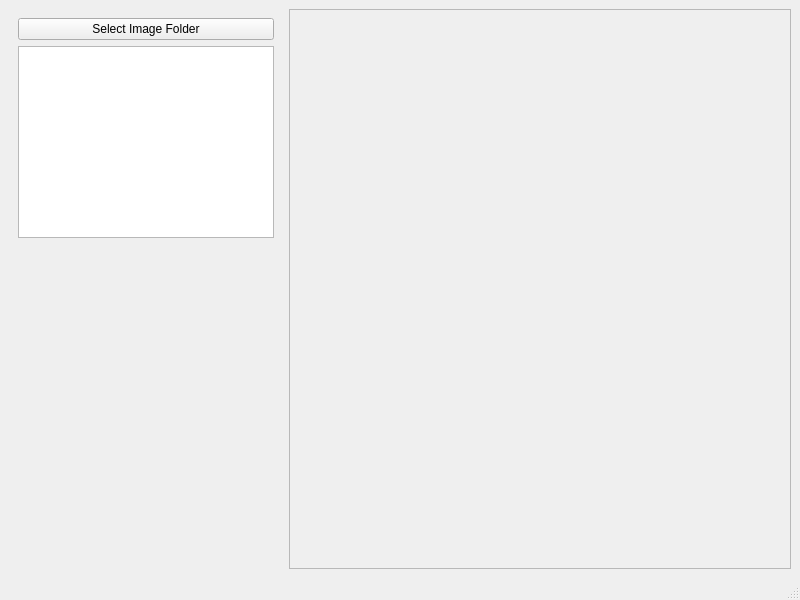
Old version of the form desktop/ui/mainwindow.ui in the repository ws2356/image-search.
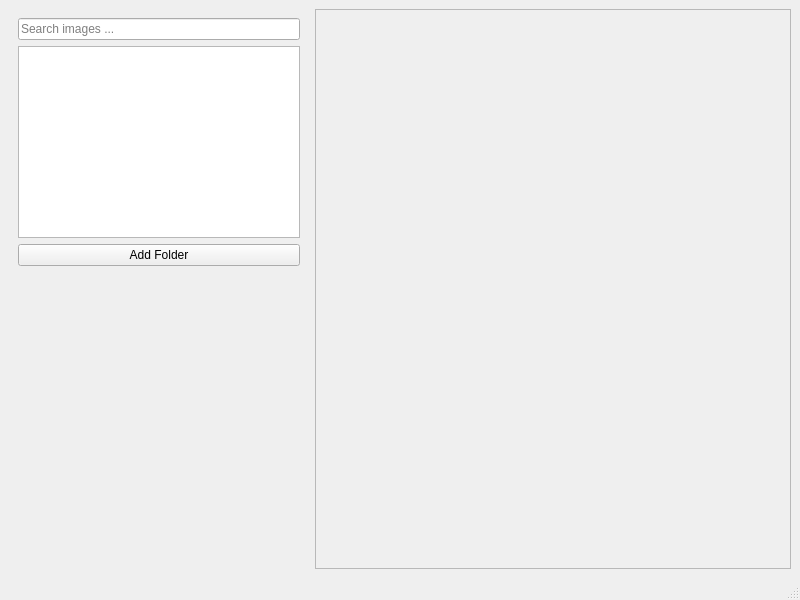
New version of the form.

Commit message: add a search input

```diff
--- a/desktop/ui/mainwindow.ui
+++ b/desktop/ui/mainwindow.ui
@@ -26,7 +26,7 @@
       <property name="sizePolicy">
        <sizepolicy hsizetype="Preferred" vsizetype="Expanding">
         <horstretch>0</horstretch>
-        <verstretch>1</verstretch>
+        <verstretch>0</verstretch>
        </sizepolicy>
       </property>
       <property name="minimumSize">
@@ -37,7 +37,7 @@
       </property>
       <property name="maximumSize">
        <size>
-        <width>16777215</width>
+        <width>300</width>
         <height>16777215</height>
        </size>
       </property>
@@ -48,6 +48,23 @@
        </size>
       </property>
       <layout class="QVBoxLayout" name="verticalLayout">
+       <item>
+        <widget class="QLineEdit" name="lineEdit">
+         <property name="placeholderText">
+          <string>Search images ...</string>
+         </property>
+        </widget>
+       </item>
+       <item>
+        <widget class="QListWidget" name="folderList">
+         <property name="sizePolicy">
+          <sizepolicy hsizetype="Expanding" vsizetype="Expanding">
+           <horstretch>0</horstretch>
+           <verstretch>0</verstretch>
+          </sizepolicy>
+         </property>
+        </widget>
+       </item>
        <item>
         <widget class="QPushButton" name="addFolderButton">
          <property name="sizePolicy">
@@ -57,17 +74,7 @@
           </sizepolicy>
          </property>
          <property name="text">
-          <string>Select Image Folder</string>
-         </property>
-        </widget>
-       </item>
-       <item>
-        <widget class="QListWidget" name="folderList">
-         <property name="sizePolicy">
-          <sizepolicy hsizetype="Maximum" vsizetype="Expanding">
-           <horstretch>0</horstretch>
-           <verstretch>0</verstretch>
-          </sizepolicy>
+          <string>Add Folder</string>
          </property>
         </widget>
        </item>
@@ -84,7 +91,7 @@
         <rect>
          <x>0</x>
          <y>0</y>
-         <width>484</width>
+         <width>464</width>
          <height>523</height>
         </rect>
        </property>
```
The commit also changes 1 other file.
